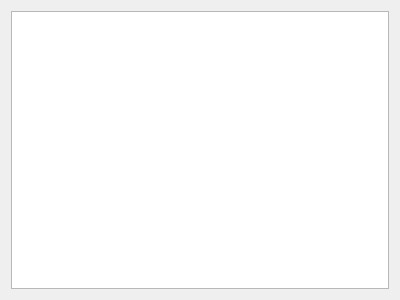
lucksus/PJob, file src/PQueue/JobOutputWidget.ui: the form before one commit.
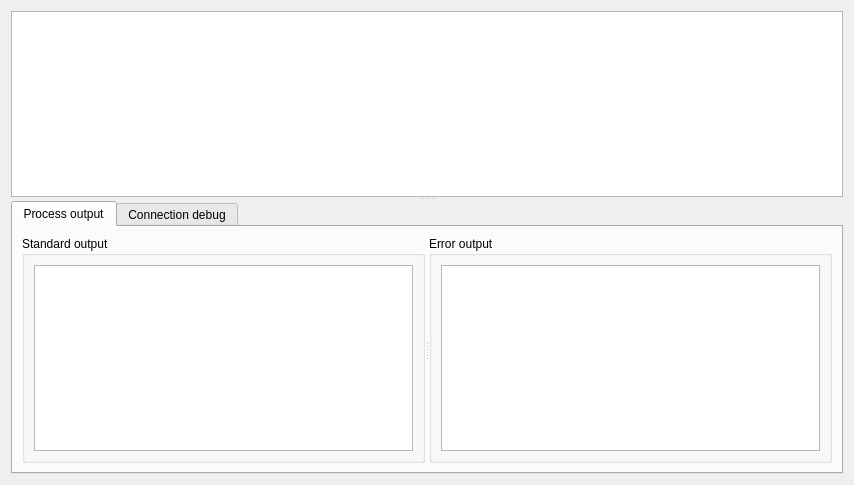
The form after the commit.

Commit message: JobOutputWidget pimped. Shows connection debugging info.

```diff
--- a/src/PQueue/JobOutputWidget.ui
+++ b/src/PQueue/JobOutputWidget.ui
@@ -6,19 +6,81 @@
    <rect>
     <x>0</x>
     <y>0</y>
-    <width>400</width>
-    <height>300</height>
+    <width>854</width>
+    <height>485</height>
    </rect>
   </property>
   <property name="windowTitle">
    <string>Job output</string>
   </property>
-  <layout class="QGridLayout" name="gridLayout">
-   <item row="0" column="0">
-    <widget class="QTextEdit" name="textEdit">
-     <property name="readOnly">
-      <bool>true</bool>
+  <layout class="QHBoxLayout" name="horizontalLayout">
+   <item>
+    <widget class="QSplitter" name="splitter_2">
+     <property name="orientation">
+      <enum>Qt::Vertical</enum>
      </property>
+     <widget class="QTableWidget" name="parametersTableWidget"/>
+     <widget class="QTabWidget" name="tabWidget">
+      <property name="currentIndex">
+       <number>0</number>
+      </property>
+      <widget class="QWidget" name="tab">
+       <attribute name="title">
+        <string>Process output</string>
+       </attribute>
+       <layout class="QHBoxLayout" name="horizontalLayout_2">
+        <item>
+         <widget class="QSplitter" name="splitter">
+          <property name="orientation">
+           <enum>Qt::Horizontal</enum>
+          </property>
+          <widget class="QGroupBox" name="groupBox">
+           <property name="title">
+            <string>Standard output</string>
+           </property>
+           <layout class="QGridLayout" name="gridLayout">
+            <item row="0" column="0">
+             <widget class="QTextEdit" name="stdOut">
+              <property name="readOnly">
+               <bool>true</bool>
+              </property>
+             </widget>
+            </item>
+           </layout>
+          </widget>
+          <widget class="QGroupBox" name="groupBox_2">
+           <property name="title">
+            <string>Error output</string>
+           </property>
+           <layout class="QGridLayout" name="gridLayout_2">
+            <item row="0" column="0">
+             <widget class="QTextEdit" name="errOut">
+              <property name="readOnly">
+               <bool>true</bool>
+              </property>
+             </widget>
+            </item>
+           </layout>
+          </widget>
+         </widget>
+        </item>
+       </layout>
+      </widget>
+      <widget class="QWidget" name="tab_2">
+       <attribute name="title">
+        <string>Connection debug</string>
+       </attribute>
+       <layout class="QVBoxLayout" name="verticalLayout">
+        <item>
+         <widget class="QTextEdit" name="connectionDebug">
+          <property name="readOnly">
+           <bool>true</bool>
+          </property>
+         </widget>
+        </item>
+       </layout>
+      </widget>
+     </widget>
     </widget>
    </item>
   </layout>
```
The commit also changes 5 other files.
